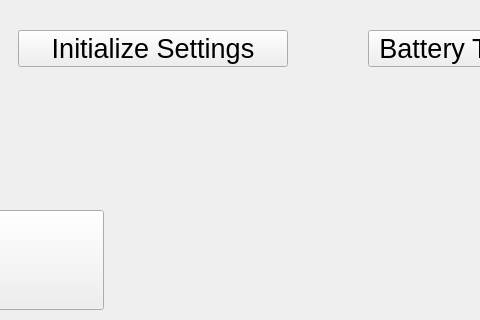
Qt form mainwindow.ui (solarpieter/SP515_Display_2) before a commit; both pictures show x 582 to 1062 and y 400 to 720 of the 1280 by 720 pixel window.
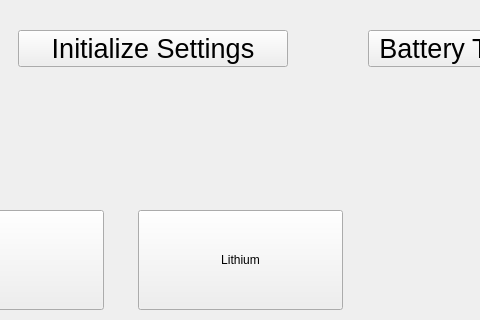
The same form after that commit. The open tabs and pages were chosen to show the change. Icons and pictures are not drawn. Custom widgets are drawn as their Qt base class.

Commit message: Adding battery modes button and lithium battery page

Diff of the .ui file:
```diff
--- a/mainwindow.ui
+++ b/mainwindow.ui
@@ -2801,6 +2801,19 @@
        <string>Battery Test Settings</string>
       </property>
      </widget>
+     <widget class="QPushButton" name="pushButton_lithium_batt">
+      <property name="geometry">
+       <rect>
+        <x>720</x>
+        <y>610</y>
+        <width>205</width>
+        <height>100</height>
+       </rect>
+      </property>
+      <property name="text">
+       <string>Lithium</string>
+      </property>
+     </widget>
     </widget>
     <widget class="QWidget" name="pageBoost_settings">
      <widget class="QLabel" name="label_boost_title">
```
Left out of the diff: 13 changed lines with no effect on the pictures.
